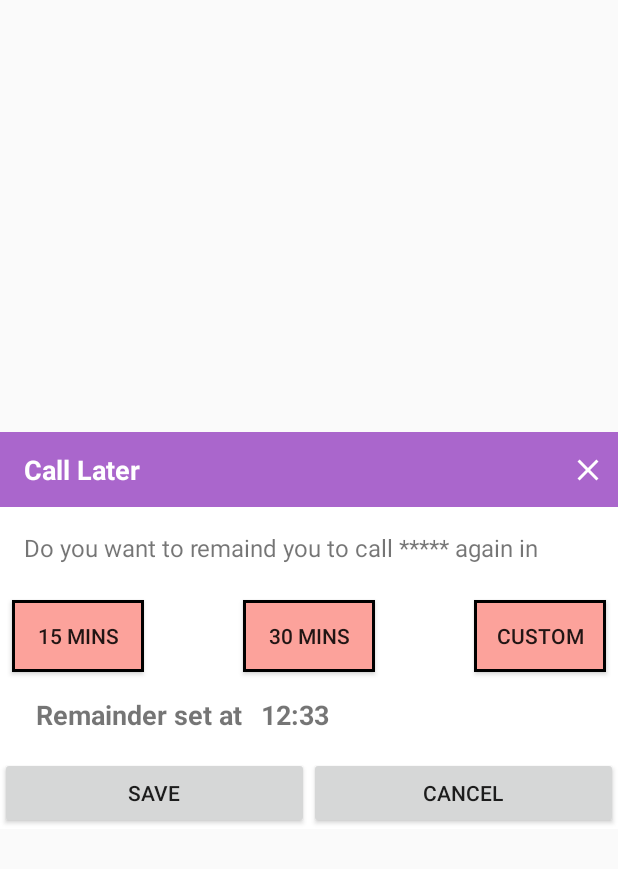
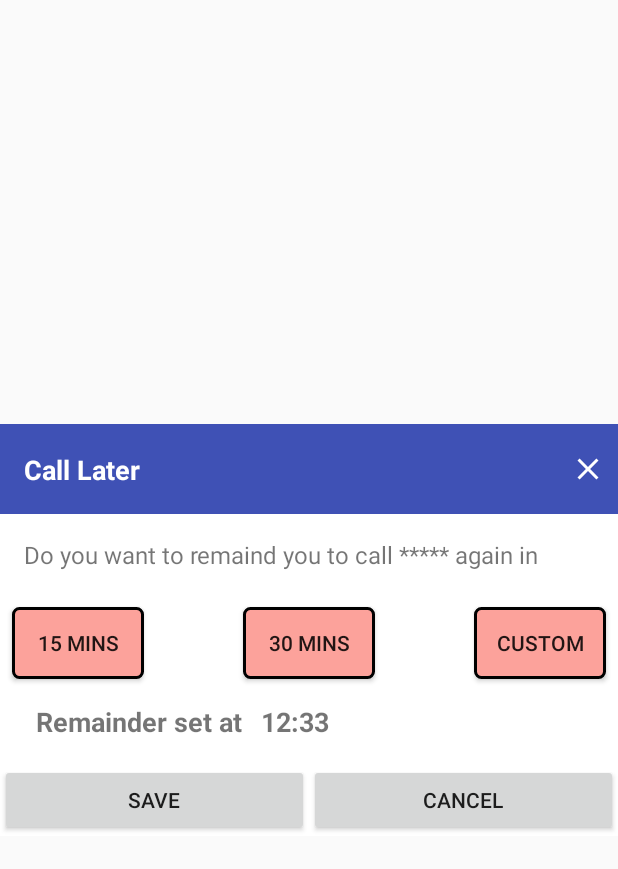
Before and after one commit to divyabharathik/Call-Later, an Android app: the layout activity_popup.xml on its own in the app's theme, with its tools: preview values and no code run, on a phone screen of 412 x 824 dp. Shown: the top 869 px of the screen. Run offline under Robolectric (Android 15) with nearby library versions, the phone set to English and light mode, and no system bars.

Commit message:
Initial commit

```diff
--- a/app/src/main/res/drawable/shape_off.xml
+++ b/app/src/main/res/drawable/shape_off.xml
@@ -5,6 +5,7 @@
     android:shape="rectangle" >
     //There are many other shapes also available they are rectangle,ring,line and oval
     <solid android:color="#fca29b"/>
+    <corners android:radius="4dp"></corners>
     //applying the colour to the button.
     <stroke android:width="2dp"
         android:height="2dp"
--- a/app/src/main/res/drawable/shape_on.xml
+++ b/app/src/main/res/drawable/shape_on.xml
@@ -4,6 +4,7 @@
     android:shape="rectangle" >
     //There are many other shapes also available they are rectangle,ring,line and oval
     <solid android:color="#a0efc1"/>
+    <corners android:radius="4dp"></corners>
     //applying the colour to the button.
     <stroke android:width="2dp"
         android:height="2dp"
--- a/app/src/main/res/layout/activity_popup.xml
+++ b/app/src/main/res/layout/activity_popup.xml
@@ -22,8 +22,8 @@
         <android.support.constraint.ConstraintLayout
             android:id="@+id/toolbarConstraintl"
             android:layout_width="match_parent"
-            android:layout_height="50dp"
-            android:background="@android:color/holo_purple">
+            android:layout_height="60dp"
+            android:background="@color/colorPrimary">
 
             <TextView
                 android:layout_width="wrap_content"
--- a/app/src/main/res/values/colors.xml
+++ b/app/src/main/res/values/colors.xml
@@ -1,6 +1,6 @@
 <?xml version="1.0" encoding="utf-8"?>
 <resources>
-    <color name="colorPrimary">#3F51B5</color>
+    <color name="colorPrimary">#3f51b5</color>
     <color name="colorPrimaryDark">#303F9F</color>
     <color name="colorAccent">#FF4081</color>
     <color name="reschedule_yellow">#e4db5d</color>
```
Also changed, not shown: app/src/main/java/com/call/later/BroadCastListeners/CallStateReceiver.java (+1 -6 lines), app/src/main/java/com/call/later/Service/TestJobService.java (+5 -9 lines), app/src/main/java/com/call/later/Views/Activities/PopupActivity.java (+24 -18 lines).
